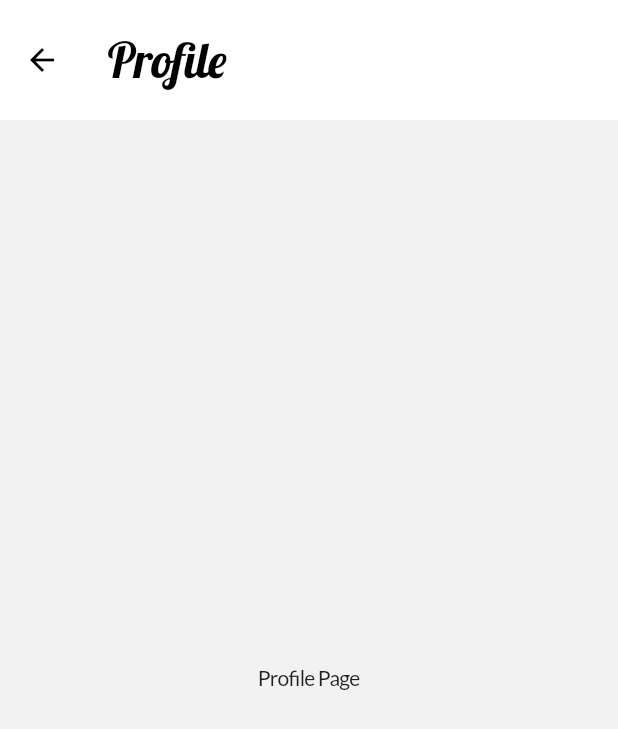
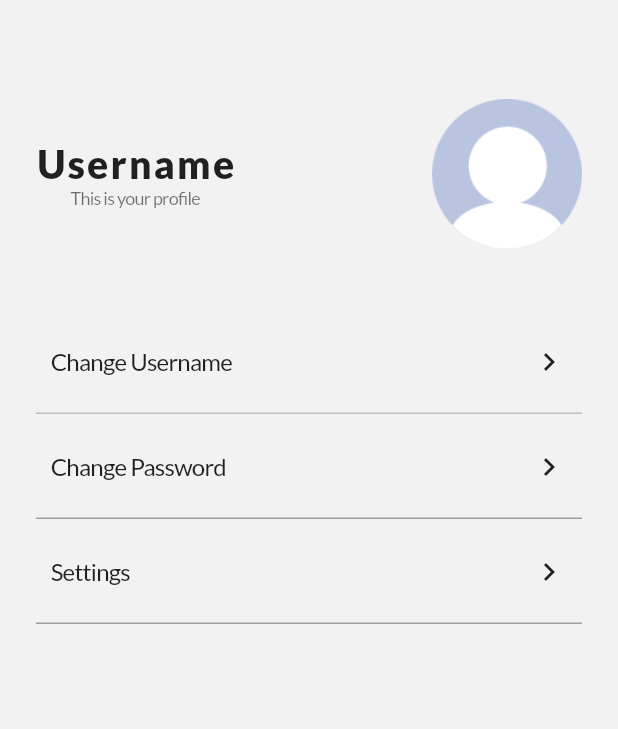
Before and after one commit to spaceark7/pickeat_getx_submission2, a Flutter app: the ProfileScreen screen opened by its route, on a phone screen of 412 x 824 dp. Shown: the top 729 px of the screen. Run offline on Flutter 3.47's test engine with Material 2 defaults, Android fonts, the phone set to English and light mode, and no system bars; our stand-ins replace carousel_slider, connectivity_plus, expandable_text, flutter_local_notifications, flutter_rating_bar, get and 4 more; missing offline and left inert: android_alarm_manager; accounts and stored records are empty; network calls fail.

Commit message:
added screen

```diff
--- a/lib/common/utils/background_process.dart
+++ b/lib/common/utils/background_process.dart
@@ -0,0 +1,38 @@
+import 'dart:ui';
+import 'dart:isolate';
+import 'package:pickeat_app/api_service/api_service.dart';
+import 'package:pickeat_app/common/utils/notification_helper.dart';
+import 'package:pickeat_app/main.dart';
+
+final ReceivePort port = ReceivePort();
+
+class BackgroundService {
+  static BackgroundService? _instance;
+  static String _isolateName = 'isolate';
+  static SendPort? _uiSendPort;
+
+  BackgroundService._internal() {
+    _instance = this;
+  }
+
+  factory BackgroundService() => _instance ?? BackgroundService._internal();
+
+  void initializeIsolate() {
+    IsolateNameServer.registerPortWithName(
+      port.sendPort,
+      _isolateName,
+    );
+  }
+
+  static Future<void> callback() async {
+    print('Alarm fired!');
+    final NotificationHelper _notificationHelper = NotificationHelper();
+    var result = await ApiService().restaurantList();
+    print("fetch background service");
+    print(result.restaurants.map((e) => e.name));
+    await _notificationHelper.showNotification(flutterLocalNotificationsPlugin, result);
+
+    _uiSendPort ??= IsolateNameServer.lookupPortByName(_isolateName);
+    _uiSendPort?.send(null);
+  }
+}
--- a/lib/common/utils/date_time_helper.dart
+++ b/lib/common/utils/date_time_helper.dart
@@ -5,7 +5,7 @@ class DateTimeHelper {
 
     final now = DateTime.now();
     final dateFormat = DateFormat('y/M/d');
-    final timeSpecific = "11:00:00";
+    final timeSpecific = "02:00:00";
     final completeFormat = DateFormat('y/M/d H:m:s');
 
      // Today Format
--- a/lib/controller/scheduling_controller.dart
+++ b/lib/controller/scheduling_controller.dart
@@ -23,7 +23,7 @@ class SchedulingController extends GetxController {
 
          );
     } else {
-        print('Scheduling News Canceled');
+        print('Scheduling Reminders Canceled');
         update();
         return await AndroidAlarmManager.cancel(1);
     }
--- a/lib/ui/home_screen.dart
+++ b/lib/ui/home_screen.dart
@@ -6,7 +6,9 @@ import 'package:flutter/material.dart';
 import 'package:flutter/services.dart';
 import 'package:flutter/widgets.dart';
 import 'package:get/get.dart';
+import 'package:pickeat_app/common/utils/notification_helper.dart';
 import 'package:pickeat_app/controller/restaurant_controller.dart';
+import 'package:pickeat_app/ui/detail_restaurant_screen.dart';
 import 'package:pickeat_app/ui/favorite_screen.dart';
 import 'package:pickeat_app/ui/profile_screen.dart';
 import 'package:pickeat_app/ui/restaurant_list_screen.dart';
@@ -20,6 +22,7 @@ class HomeScreen extends StatefulWidget {
 }
 
 class _HomeScreenState extends State<HomeScreen> {
+  final NotificationHelper _notificationHelper = NotificationHelper();
   int _bottomNavIndex = 0;
   RestaurantController state = Get.find();
   ConnectivityResult _connectionStatus = ConnectivityResult.none;
@@ -29,6 +32,7 @@ class _HomeScreenState extends State<HomeScreen> {
   @override
   void initState() {
     super.initState();
+    _notificationHelper.configureSelectNotificationSubject(DetailScreen.routeName);
     initConnectivity();
 
     _connectivitySubscription = _connectivity.onConnectivityChanged.listen(_updateConnectionStatus);
@@ -37,6 +41,7 @@ class _HomeScreenState extends State<HomeScreen> {
   @override
   void dispose() {
     _connectivitySubscription.cancel();
+     selectNotificationSubject.close();
     super.dispose();
   }
 
--- a/lib/ui/profile_screen.dart
+++ b/lib/ui/profile_screen.dart
@@ -1,6 +1,8 @@
 import 'package:flutter/cupertino.dart';
 import 'package:flutter/material.dart';
 import 'package:flutter/widgets.dart';
+import 'package:get/get.dart';
+import 'package:pickeat_app/ui/settings_screen.dart';
 import 'package:pickeat_app/widgets/platformWidget.dart';
 
 class ProfileScreen extends StatelessWidget {
@@ -11,31 +13,158 @@ class ProfileScreen extends StatelessWidget {
     return PlatformWidget(androidBuilder: _buildAndroid, iosBuilder: _buildIOS);
   }
 
-
-
   Widget _buildAndroid(BuildContext context) {
     return Scaffold(
-        appBar: AppBar(
-          title: Text('Profile',
-          style: TextStyle(fontSize: 32),),
-          toolbarHeight: 80,
-        ),
-        body: _buildList(),
+      body: _buildList(context),
     );
   }
 
   Widget _buildIOS(BuildContext context) {
     return CupertinoPageScaffold(
-      navigationBar: CupertinoNavigationBar(
-        middle : Text(
-            'Your Favorite Places', style: Theme.of(context).textTheme.headline5!.apply(color: Colors.black))),
-
-      child: _buildList());
+        navigationBar: CupertinoNavigationBar(middle: Text('Your Favorite Places', style: Theme.of(context).textTheme.headline5!.apply(color: Colors.black))),
+        child: _buildList(context));
   }
 }
 
-Widget _buildList() {
-  return Center(
-    child: Text('Profile Page'),
-  );
+Widget _buildList(BuildContext context) {
+  return SafeArea(
+      child: Padding(
+    padding: const EdgeInsets.symmetric(vertical: 16.0, horizontal: 24.0),
+    child: Column(
+      children: [
+        SizedBox(
+          height: 50,
+        ),
+        Row(
+          mainAxisAlignment: MainAxisAlignment.spaceBetween,
+          mainAxisSize: MainAxisSize.max,
+          children: [
+            Column(
+              children: [
+                Text(
+                  "Username",
+                  style: Theme.of(context).textTheme.bodyText1!.apply(fontSizeDelta: 10, fontWeightDelta: 5, letterSpacingDelta: 2),
+                ),
+                Text(
+                  "This is your profile",
+                  style: Theme.of(context).textTheme.caption,
+                )
+              ],
+            ),
+            Container(height: 100, child: Image.asset('assets/avatar.png'))
+          ],
+        ),
+        SizedBox(
+          height: 50,
+        ),
+        InkWell(
+          onTap: () {},
+          child: Column(
+            mainAxisAlignment: MainAxisAlignment.center,
+            crossAxisAlignment: CrossAxisAlignment.center,
+            children: [
+              Container(
+                height: 50,
+                child: Padding(
+                  padding: const EdgeInsets.symmetric(horizontal: 10),
+                  child: Row(
+                    mainAxisAlignment: MainAxisAlignment.spaceBetween,
+                    crossAxisAlignment: CrossAxisAlignment.center,
+                    children: [
+                      Text(
+                        "Change Username",
+                        style: Theme.of(context).textTheme.bodyText1,
+                      ),
+                      Icon(Icons.chevron_right)
+                    ],
+                  ),
+                ),
+              ),
+              SizedBox(
+                height: 10,
+                child: Container(
+                  width: double.infinity,
+                  decoration: BoxDecoration(border: Border(bottom: BorderSide(color: Colors.grey.shade400, width: 1))),
+                ),
+              ),
+            ],
+          ),
+        ),
+        SizedBox(
+          height: 10,
+        ),
+        InkWell(
+          onTap: () {},
+          child: Column(
+            mainAxisAlignment: MainAxisAlignment.center,
+            crossAxisAlignment: CrossAxisAlignment.center,
+            children: [
+              Container(
+                height: 50,
+                child: Padding(
+                  padding: const EdgeInsets.symmetric(horizontal: 10),
+                  child: Row(
+                    mainAxisAlignment: MainAxisAlignment.spaceBetween,
+                    crossAxisAlignment: CrossAxisAlignment.center,
+                    children: [
+                      Text(
+                        "Change Password",
+                        style: Theme.of(context).textTheme.bodyText1,
+                      ),
+                      Icon(Icons.chevron_right)
+                    ],
+                  ),
+                ),
+              ),
+              SizedBox(
+                height: 10,
+                child: Container(
+                  width: double.infinity,
+                  decoration: BoxDecoration(border: Border(bottom: BorderSide(color: Colors.grey, width: 1))),
+                ),
+              ),
+            ],
+          ),
+        ),
+        SizedBox(
+          height: 10,
+        ),
+        InkWell(
+          onTap: () {
+            Get.toNamed(SettingsScreen.routeName);
+          },
+          child: Column(
+            mainAxisAlignment: MainAxisAlignment.center,
+            crossAxisAlignment: CrossAxisAlignment.center,
+            children: [
+              Container(
+                height: 50,
+                child: Padding(
+                  padding: const EdgeInsets.symmetric(horizontal: 10),
+                  child: Row(
+                    mainAxisAlignment: MainAxisAlignment.spaceBetween,
+                    crossAxisAlignment: CrossAxisAlignment.center,
+                    children: [
+                      Text(
+                        "Settings",
+                        style: Theme.of(context).textTheme.bodyText1,
+                      ),
+                      Icon(Icons.chevron_right)
+                    ],
+                  ),
+                ),
+              ),
+              SizedBox(
+                height: 10,
+                child: Container(
+                  width: double.infinity,
+                  decoration: BoxDecoration(border: Border(bottom: BorderSide(color: Colors.grey, width: 1))),
+                ),
+              ),
+            ],
+          ),
+        ),
+      ],
+    ),
+  ));
 }
--- a/lib/ui/restaurant_list_screen.dart
+++ b/lib/ui/restaurant_list_screen.dart
@@ -22,7 +22,7 @@ class RestaurantListScreen extends StatelessWidget {
   Widget _buildList(BuildContext context) {
     return Obx(() {
       if (state.searchResult.isNotEmpty) {
-        print(state.searchResult.map((element) => element.name));
+
         return MediaQuery.removePadding(
           removeTop: true,
           context: context,
@@ -55,7 +55,7 @@ class RestaurantListScreen extends StatelessWidget {
           ),
         );
       } else if (state.isLoading.value == false && state.restaurants.isNotEmpty) {
-        print(state.restaurants);
+
         return MediaQuery.removePadding(
           removeTop: true,
           context: context,
```
Also changed, not shown: lib/common/utils/notification_helper.dart (+10 -13 lines), lib/main.dart (+17 -5 lines), lib/ui/favorite_screen.dart (+3 -5 lines), lib/ui/settings_screen.dart (added, +98 -0 lines), assets/avatar.png (added).
